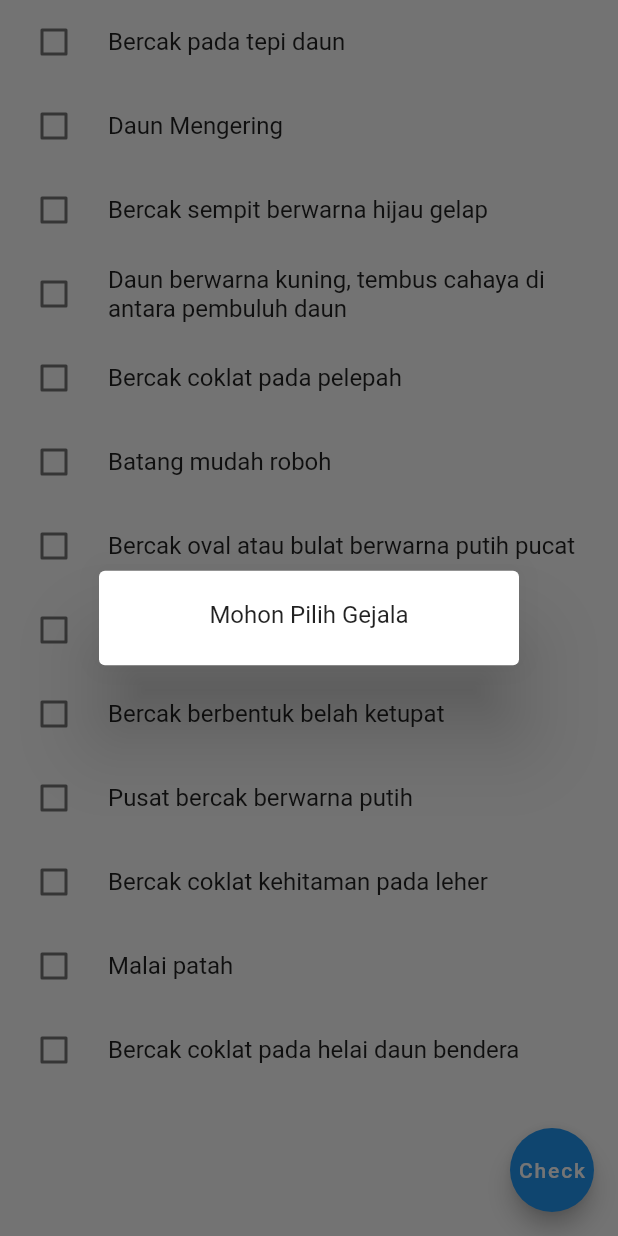
After one commit to marsmallowz/marsmallowz.github.io.first, a Flutter app: the TugasPage screen opened by its route, after a tap on "Check", on a phone screen of 412 x 824 dp. The commit adds this screen. Run offline on Flutter 3.47's test engine with Material 2 defaults, Android fonts, the phone set to English and light mode, and no system bars; our stand-ins replace font_awesome_flutter.

Commit message:
sementara tugas

```diff
--- /dev/null
+++ b/lib/data.dart
@@ -0,0 +1,104 @@
+final indicationData = {
+  {
+    'id': "A",
+    'explanation': "Bercak pada tepi daun",
+  },
+  {
+    'id': "B",
+    'explanation': "Daun Mengering",
+  },
+  {
+    'id': "C",
+    'explanation': "Bercak sempit berwarna hijau gelap",
+  },
+  {
+    'id': "D",
+    'explanation':
+        "Daun berwarna kuning, tembus cahaya di antara pembuluh daun",
+  },
+  {
+    'id': "E",
+    'explanation': "Bercak coklat pada pelepah",
+  },
+  {
+    'id': "F",
+    'explanation': "Batang mudah roboh",
+  },
+  {
+    'id': "G",
+    'explanation': "Bercak oval atau bulat berwarna putih pucat",
+  },
+  {
+    'id': "H",
+    'explanation': "Bercak coklat kehitaman",
+  },
+  {
+    'id': "I",
+    'explanation': "Bercak berbentuk belah ketupat",
+  },
+  {
+    'id': "J",
+    'explanation': "Pusat bercak berwarna putih",
+  },
+  {
+    'id': "K",
+    'explanation': "Bercak coklat kehitaman pada leher",
+  },
+  {
+    'id': "L",
+    'explanation': "Malai patah",
+  },
+  {
+    'id': "M",
+    'explanation': "Bercak coklat pada helai daun bendera",
+  }
+}.toList();
+
+final diseaseData = {
+  {
+    'id': "BLB",
+    'name': "Bakteri Hawar Daun",
+    'description':
+        "Penyakit yang disebabkan oleh Bakteri Xanthomonas campestris yang menyerang daun",
+    'treatment':
+        "Penyakit hawar daun ,penanggulangan dengan pilih varietas yang tahan, pemupukan lengkap dan pengaturan air yang baik"
+  },
+  {
+    'id': "BLS",
+    'name': "Bakteri Daun Bergaris",
+    'description':
+        "Penyakit yang disebabkan oleh Bakteri Xanthomonas campestris yang menyerang daun",
+    'treatment':
+        "Penyakit Daun Bergaris, penanggulangan dengan buang atau hancurkan tunggul-tunggul dan jerami-jerami yang terinfeksi/sakit,gunakan pupuk nitrogen sesuai anjuran, atur jarak tanam tidak terlalu rapat."
+  },
+  {
+    'id': "HP",
+    'name': "Hawar Pelapah",
+    'description':
+        "Penyakit yang disebabkan oleh jamur Rhizoctonia solani yang menyerang batang/pelepah",
+    'treatment':
+        "Penyakit hawar pelepah, penanggulangan dengan pemupukan tanaman dengan dosis 250 kg urea, 100 kg SP36 dan 100 kg KCL per Ha, atur pertanaman agar jangan terlalu rapat, buang gulma dan tanaman yang sakit, gunakan fungisida (bila diperlukan) antara lain yang berbahan aktif: difenokonazol."
+  },
+  {
+    'id': "LB",
+    'name': "Blast Daun",
+    'description': "Penyakit yang disebabkan oleh  jamur Pyricularia grisea",
+    'treatment':
+        "Penyakit blast daun, penanggulangan dengan penanaman varietas tahan secara bergantian, pemupukan NPK yang tepat, perlakuan yang baik pada benih."
+  },
+  {
+    'id': "NB",
+    'name': "Blast Leher",
+    'description':
+        "Penyakit yang disebabkan oleh jamur Pyricularia grisea dan menyerang leher malai",
+    'treatment':
+        "Penyakit blast leher, penanggulangan dengan penanaman varietas tahan secara bergantian, pemupukan NPK yang tepat, perlakuan yang baik pada benih."
+  },
+  {
+    'id': "BD",
+    'name': "Bercak Daun",
+    'description': "Penyakit yang disebabkan oleh jamur Cercospora oryzae",
+    'treatment':
+        "Penyakit bercak daun, penanggulangan dengan cara pemupukan berimbang yang lengkap dengan dosis 250 kg urea, 100 kg SP36 dan 100 kg KCL per Ha."
+  }
+}.toList();
--- a/lib/ui/pages/pages.dart
+++ b/lib/ui/pages/pages.dart
@@ -1,6 +1,10 @@
 import 'package:flutter/material.dart';
 import 'package:font_awesome_flutter/font_awesome_flutter.dart';
 import 'package:flutter/foundation.dart' show TargetPlatform;
+import 'package:personal_web/data.dart';
 import 'package:personal_web/ui/widgets/widgets.dart';
 
 part 'home_page.dart';
+part 'profile_page.dart';
+part 'tugas_page.dart';
+part 'prediction_page.dart';
--- a/lib/ui/pages/profile_page.dart
+++ b/lib/ui/pages/profile_page.dart
@@ -1,8 +1,4 @@
-import 'package:flutter/material.dart';
-
-extension on TextStyle {
-  TextStyle get withZoomFix => copyWith(wordSpacing: 0);
-}
+part of 'pages.dart';
 
 class ProfilePage extends StatelessWidget {
   @override
--- /dev/null
+++ b/lib/ui/pages/tugas_page.dart
@@ -0,0 +1,67 @@
+part of 'pages.dart';
+
+class TugasPage extends StatefulWidget {
+  @override
+  _TugasPageState createState() => _TugasPageState();
+}
+
+class _TugasPageState extends State<TugasPage> {
+  List checkIndication = [];
+
+  @override
+  Widget build(BuildContext context) {
+    return Scaffold(
+      body: ListView.builder(
+        itemCount: indicationData.length,
+        itemBuilder: (context, index) {
+          return CheckboxListTile(
+            controlAffinity: ListTileControlAffinity.leading,
+            title: Text(indicationData[index]['explanation']),
+            value: checkIndication.contains(indicationData[index]['id']),
+            onChanged: (bool value) {
+              if (value == false) {
+                setState(() {
+                  checkIndication.remove(indicationData[index]['id']);
+                  print(checkIndication);
+                });
+              } else {
+                setState(() {
+                  checkIndication.add(indicationData[index]['id']);
+                  print(checkIndication);
+                });
+              }
+            },
+          );
+        },
+      ),
+      floatingActionButton: FloatingActionButton(
+        child: Text(
+          "Check",
+          style: TextStyle().withZoomFix,
+        ),
+        onPressed: () {
+          if (checkIndication.isEmpty) {
+            showDialog(
+                context: context,
+                builder: (BuildContext context) {
+                  return AlertDialog(
+                    content: Text(
+                      "Mohon Pilih Gejala",
+                      textAlign: TextAlign.center,
+                    ),
+                  );
+                });
+          } else {
+            Navigator.pushNamed(context, "/prediction",
+                arguments: ScreenArguments(checkIndication));
+          }
+        },
+      ),
+    );
+  }
+}
+
+class ScreenArguments {
+  List prediction;
+  ScreenArguments(this.prediction);
+}
```
Also changed, not shown: lib/main.dart (+17 -1 lines), lib/ui/pages/home_page.dart (+9 -4 lines), lib/ui/pages/prediction_page.dart (added, +114 -0 lines), pubspec.lock.
